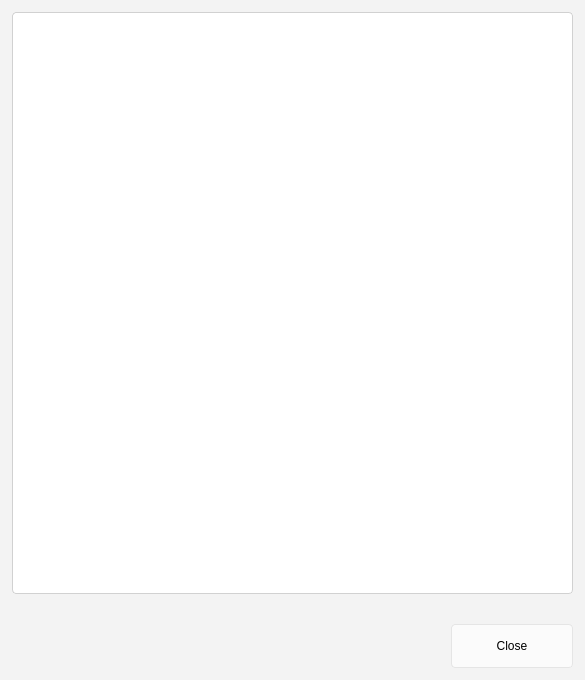
The window that src/ui/logdialog.ui (ForgetiExistence/CopyQ) describes before a commit, drawn with Qt 5.
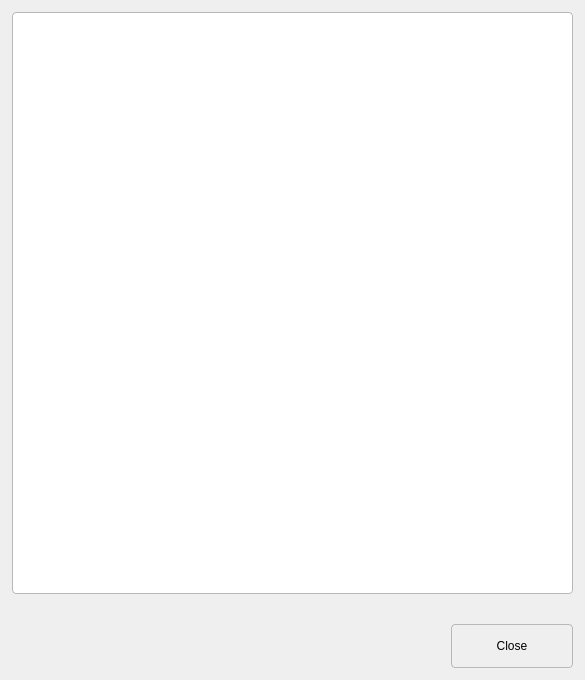
The same window after the commit.

Commit message: Fix Win11 regressions: blank window, invisible menus, forced light theme

What changed in the file:
```diff
--- a/src/ui/logdialog.ui
+++ b/src/ui/logdialog.ui
@@ -15,18 +15,18 @@
   </property>
   <property name="styleSheet">
    <string notr="true">QDialog {
-    background-color: #F3F3F3;
+    background-color: palette(window);
 }
 
 QPlainTextEdit {
     border-radius: 4px;
-    border: 1px solid #D1D1D1;
+    border: 1px solid palette(mid);
     padding: 5px 8px;
-    background-color: #FFFFFF;
+    background-color: palette(base);
 }
 
 QLabel {
-    color: #444444;
+    color: palette(text);
 }
 
 QCheckBox {
@@ -38,8 +38,8 @@
     padding: 5px 12px;
     min-height: 32px;
     min-width: 96px;
-    border: 1px solid #E5E5E5;
-    background-color: #FBFBFB;
+    border: 1px solid palette(mid);
+    background-color: palette(button);
 }
 
 QPushButton:hover {
@@ -55,8 +55,8 @@
     padding: 5px 12px;
     min-height: 32px;
     min-width: 96px;
-    border: 1px solid #E5E5E5;
-    background-color: #FBFBFB;
+    border: 1px solid palette(mid);
+    background-color: palette(button);
 }
 
 QDialogButtonBox QPushButton:hover {
@@ -76,7 +76,7 @@
 }
 
 QScrollBar::handle:vertical, QScrollBar::handle:horizontal {
-    background: #C0C0C0;
+    background: palette(mid);
     border-radius: 4px;
     min-height: 24px;
     min-width: 24px;
```
Left out of the diff: 22 changed lines with no effect on the pictures. The commit also changes 34 other files.
